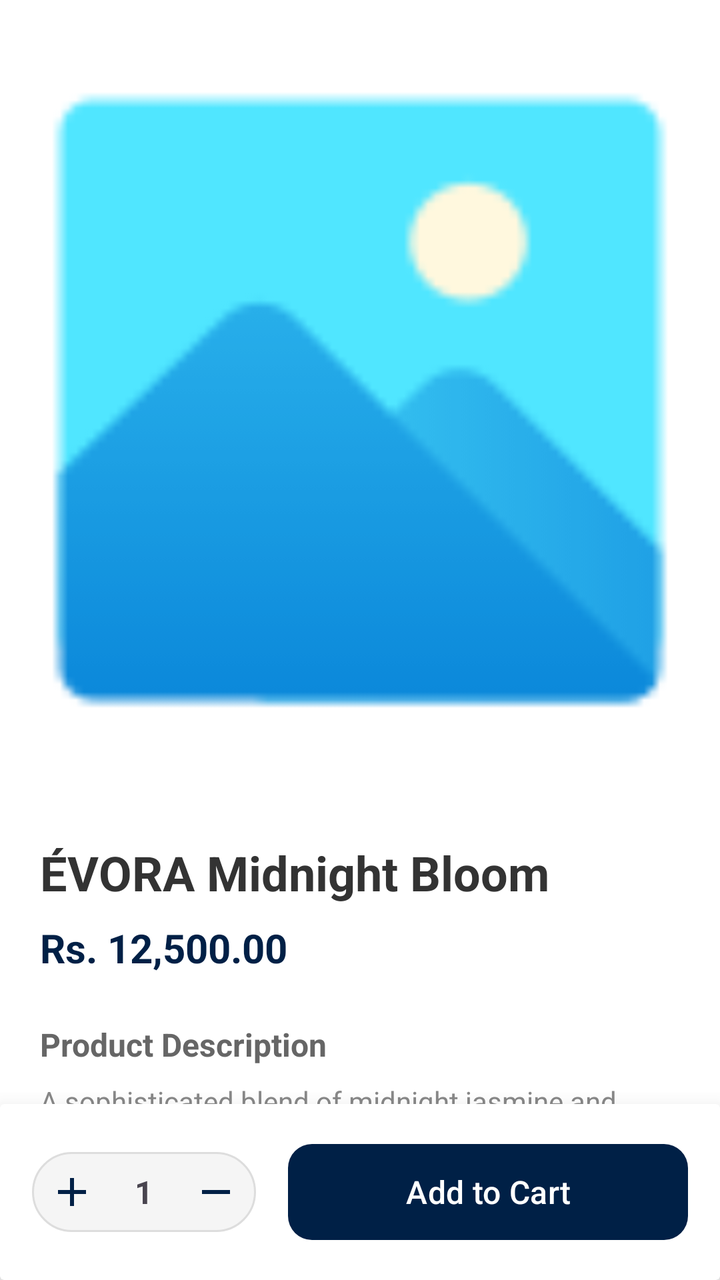
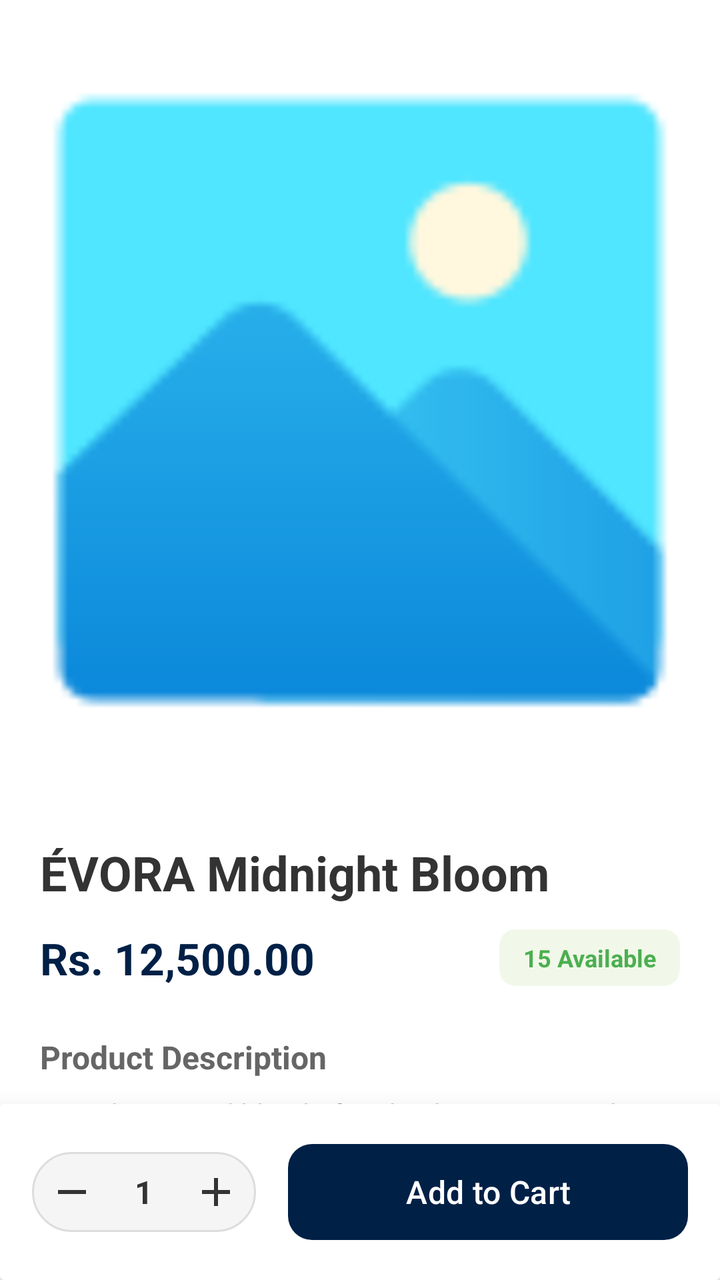

Two renders of the same Android screen: before a commit and after it. Below are the layout's source before the change and the commit's diff.
<!-- AndroidManifest.xml: application theme Theme.Evora -->
<!-- res/layout/activity_product_details.xml -->
<?xml version="1.0" encoding="utf-8"?>
<androidx.constraintlayout.widget.ConstraintLayout xmlns:android="http://schemas.android.com/apk/res/android"
    xmlns:app="http://schemas.android.com/apk/res-auto"
    xmlns:tools="http://schemas.android.com/tools"
    android:id="@+id/main"
    android:layout_width="match_parent"
    android:layout_height="match_parent"
    android:background="#fff"
    tools:context=".activity.ProductDetailsActivity">

    <androidx.core.widget.NestedScrollView
        android:layout_width="match_parent"
        android:layout_height="0dp"
        app:layout_constraintBottom_toTopOf="@+id/bottom_bar"
        app:layout_constraintTop_toTopOf="parent">

        <LinearLayout
            android:layout_width="match_parent"
            android:layout_height="wrap_content"
            android:orientation="vertical">

            <ImageView
                android:id="@+id/detail_product_img"
                android:layout_width="match_parent"
                android:layout_height="400dp"
                android:scaleType="centerCrop"
                android:src="@drawable/placeholder" />

            <LinearLayout
                android:layout_width="match_parent"
                android:layout_height="wrap_content"
                android:orientation="vertical"
                android:padding="20dp">

                <TextView
                    android:id="@+id/detail_product_name"
                    android:layout_width="match_parent"
                    android:layout_height="wrap_content"
                    android:text="ÉVORA Midnight Bloom"
                    android:textColor="#333333"
                    android:textSize="24sp"
                    android:textStyle="bold" />

                <TextView
                    android:id="@+id/detail_product_price"
                    android:layout_width="wrap_content"
                    android:layout_height="wrap_content"
                    android:layout_marginTop="8dp"
                    android:text="Rs. 12,500.00"
                    android:textColor="?attr/colorPrimary"
                    android:textSize="20sp"
                    android:textStyle="bold" />

                <TextView
                    android:layout_width="wrap_content"
                    android:layout_height="wrap_content"
                    android:layout_marginTop="24dp"
                    android:text="Product Description"
                    android:textColor="#666666"
                    android:textSize="16sp"
                    android:textStyle="bold" />

                <TextView
                    android:id="@+id/detail_product_desc"
                    android:layout_width="match_parent"
                    android:layout_height="wrap_content"
                    android:layout_marginTop="8dp"
                    android:lineSpacingExtra="4dp"
                    android:text="A sophisticated blend of midnight jasmine and dark vanilla. Perfect for evening wear and special occasions. Long-lasting fragrance that stays with you all night."
                    android:textColor="#888888"
                    android:textSize="14sp" />

            </LinearLayout>
        </LinearLayout>
    </androidx.core.widget.NestedScrollView>

    <androidx.cardview.widget.CardView
        android:id="@+id/bottom_bar"
        android:layout_width="match_parent"
        android:layout_height="wrap_content"
        app:cardElevation="16dp"
        app:layout_constraintBottom_toBottomOf="parent">

        <LinearLayout
            android:layout_width="match_parent"
            android:layout_height="wrap_content"
            android:gravity="center_vertical"
            android:orientation="horizontal"
            android:padding="16dp">

            <LinearLayout
                android:layout_width="wrap_content"
                android:layout_height="wrap_content"
                android:background="@drawable/search_bg"
                android:gravity="center_vertical"
                android:orientation="horizontal"
                android:padding="4dp">

                <ImageButton
                    android:id="@+id/btn_minus"
                    android:layout_width="32dp"
                    android:layout_height="32dp"
                    android:background="?attr/selectableItemBackgroundBorderless"
                    android:src="@drawable/add" />

                <TextView
                    android:id="@+id/tv_qty"
                    android:layout_width="40dp"
                    android:layout_height="wrap_content"
                    android:gravity="center"
                    android:text="1"
                    android:textSize="16sp"
                    android:textStyle="bold" />

                <ImageButton
                    android:id="@+id/btn_plus"
                    android:layout_width="32dp"
                    android:layout_height="32dp"
                    android:background="?attr/selectableItemBackgroundBorderless"
                    android:src="@drawable/remove" />
            </LinearLayout>

            <View
                android:layout_width="16dp"
                android:layout_height="match_parent" />

            <com.google.android.material.button.MaterialButton
                android:id="@+id/btn_add_to_cart_final"
                android:layout_width="match_parent"
                android:layout_height="56dp"
                android:text="Add to Cart"
                android:textAllCaps="false"
                android:textSize="16sp"
                app:cornerRadius="12dp" />

        </LinearLayout>
    </androidx.cardview.widget.CardView>

</androidx.constraintlayout.widget.ConstraintLayout>
<!-- resources referenced by this layout -->
<resources>
  <!-- drawable add (drawable) -->
  <vector xmlns:android="http://schemas.android.com/apk/res/android"
      android:width="24dp"
      android:height="24dp"
      android:viewportWidth="960"
      android:viewportHeight="960">
    <path
        android:pathData="M440,520L200,520v-80h240v-240h80v240h240v80L520,520v240h-80v-240Z"
        android:fillColor="#002046"/>
  </vector>
  <!-- drawable remove (drawable) -->
  <vector xmlns:android="http://schemas.android.com/apk/res/android"
      android:width="24dp"
      android:height="24dp"
      android:viewportWidth="960"
      android:viewportHeight="960">
    <path
        android:pathData="M200,520v-80h560v80L200,520Z"
        android:fillColor="#002046"/>
  </vector>
  <!-- drawable search_bg (drawable) -->
  <?xml version="1.0" encoding="utf-8"?>
  <shape xmlns:android="http://schemas.android.com/apk/res/android">
      <solid android:color="#F5F5F5"/> <corners android:radius="20dp"/>  <stroke
      android:width="1dp"
      android:color="#DDDDDD"/>     </shape>
  <color name="md_theme_primary">#002046</color>
  <color name="md_theme_onPrimary">#FFFFFF</color>
  <color name="md_theme_primaryContainer">#D6E3FF</color>
  <color name="md_theme_onPrimaryContainer">#264777</color>
  <color name="md_theme_secondary">#555F71</color>
  <color name="md_theme_onSecondary">#FFFFFF</color>
  <color name="md_theme_secondaryContainer">#D9E3F9</color>
  <color name="md_theme_onSecondaryContainer">#3E4758</color>
  <color name="md_theme_tertiary">#6F5675</color>
  <color name="md_theme_onTertiary">#FFFFFF</color>
  <color name="md_theme_tertiaryContainer">#F9D8FE</color>
  <color name="md_theme_onTertiaryContainer">#563E5C</color>
  <color name="md_theme_error">#BA1A1A</color>
  <color name="md_theme_onError">#FFFFFF</color>
  <color name="md_theme_errorContainer">#FFDAD6</color>
  <color name="md_theme_onErrorContainer">#93000A</color>
  <color name="md_theme_background">#F9F9FF</color>
  <color name="md_theme_onBackground">#191C20</color>
  <color name="md_theme_surface">#F9F9FF</color>
  <color name="md_theme_onSurface">#191C20</color>
  <color name="md_theme_surfaceVariant">#E0E2EC</color>
  <color name="md_theme_onSurfaceVariant">#44474E</color>
  <color name="md_theme_outline">#74777F</color>
  <color name="md_theme_outlineVariant">#C4C6CF</color>
  <color name="md_theme_inverseSurface">#2E3036</color>
  <color name="md_theme_inverseOnSurface">#F0F0F7</color>
  <color name="md_theme_inversePrimary">#A9C7FF</color>
  <color name="md_theme_primaryFixed">#D6E3FF</color>
  <color name="md_theme_onPrimaryFixed">#001B3D</color>
  <color name="md_theme_primaryFixedDim">#A9C7FF</color>
  <color name="md_theme_onPrimaryFixedVariant">#264777</color>
  <color name="md_theme_secondaryFixed">#D9E3F9</color>
  <color name="md_theme_onSecondaryFixed">#121C2B</color>
  <color name="md_theme_secondaryFixedDim">#BDC7DC</color>
  <color name="md_theme_onSecondaryFixedVariant">#3E4758</color>
  <color name="md_theme_tertiaryFixed">#F9D8FE</color>
  <color name="md_theme_onTertiaryFixed">#28132F</color>
  <color name="md_theme_tertiaryFixedDim">#DCBCE1</color>
  <color name="md_theme_onTertiaryFixedVariant">#563E5C</color>
  <color name="md_theme_surfaceDim">#D9D9E0</color>
  <color name="md_theme_surfaceBright">#F9F9FF</color>
  <color name="md_theme_surfaceContainerLowest">#FFFFFF</color>
  <color name="md_theme_surfaceContainerLow">#F3F3FA</color>
  <color name="md_theme_surfaceContainer">#EDEDF4</color>
  <color name="md_theme_surfaceContainerHigh">#E7E8EE</color>
  <color name="md_theme_surfaceContainerHighest">#E2E2E9</color>
  <!-- unchanged entries left out for length: 2 -->
</resources>

<!-- the commit's change to res/layout/activity_product_details.xml (unified diff, before → after) -->
@@ -5,7 +5,7 @@
     android:id="@+id/main"
     android:layout_width="match_parent"
     android:layout_height="match_parent"
-    android:background="#fff"
+    android:background="#FFFFFF"
     tools:context=".activity.ProductDetailsActivity">
 
     <androidx.core.widget.NestedScrollView
@@ -41,15 +41,41 @@
                     android:textSize="24sp"
                     android:textStyle="bold" />
 
-                <TextView
-                    android:id="@+id/detail_product_price"
-                    android:layout_width="wrap_content"
+                <LinearLayout
+                    android:layout_width="match_parent"
                     android:layout_height="wrap_content"
-                    android:layout_marginTop="8dp"
-                    android:text="Rs. 12,500.00"
-                    android:textColor="?attr/colorPrimary"
-                    android:textSize="20sp"
-                    android:textStyle="bold" />
+                    android:layout_marginTop="12dp"
+                    android:gravity="center_vertical"
+                    android:orientation="horizontal">
+
+                    <TextView
+                        android:id="@+id/detail_product_price"
+                        android:layout_width="0dp"
+                        android:layout_height="wrap_content"
+                        android:layout_weight="1"
+                        android:text="Rs. 12,500.00"
+                        android:textColor="?attr/colorPrimary"
+                        android:textSize="22sp"
+                        android:textStyle="bold" />
+
+                    <androidx.cardview.widget.CardView
+                        android:layout_width="wrap_content"
+                        android:layout_height="wrap_content"
+                        app:cardBackgroundColor="#F1F8E9"
+                        app:cardCornerRadius="8dp"
+                        app:cardElevation="0dp">
+                        <TextView
+                            android:id="@+id/detail_product_stock"
+                            android:layout_width="wrap_content"
+                            android:layout_height="wrap_content"
+                            android:paddingHorizontal="12dp"
+                            android:paddingVertical="6dp"
+                            android:text="15 Available"
+                            android:textColor="#4CAF50"
+                            android:textSize="12sp"
+                            android:textStyle="bold" />
+                    </androidx.cardview.widget.CardView>
+                </LinearLayout>
 
                 <TextView
                     android:layout_width="wrap_content"
@@ -66,7 +92,7 @@
                     android:layout_height="wrap_content"
                     android:layout_marginTop="8dp"
                     android:lineSpacingExtra="4dp"
-                    android:text="A sophisticated blend of midnight jasmine and dark vanilla. Perfect for evening wear and special occasions. Long-lasting fragrance that stays with you all night."
+                    android:text="A sophisticated blend of midnight jasmine and dark vanilla. Perfect for evening wear and special occasions."
                     android:textColor="#888888"
                     android:textSize="14sp" />
 
@@ -101,7 +127,8 @@
                     android:layout_width="32dp"
                     android:layout_height="32dp"
                     android:background="?attr/selectableItemBackgroundBorderless"
-                    android:src="@drawable/add" />
+                    android:src="@drawable/remove"
+                    app:tint="#333333" />
 
                 <TextView
                     android:id="@+id/tv_qty"
@@ -109,6 +136,7 @@
                     android:layout_height="wrap_content"
                     android:gravity="center"
                     android:text="1"
+                    android:textColor="#333333"
                     android:textSize="16sp"
                     android:textStyle="bold" />
 
@@ -117,7 +145,8 @@
                     android:layout_width="32dp"
                     android:layout_height="32dp"
                     android:background="?attr/selectableItemBackgroundBorderless"
-                    android:src="@drawable/remove" />
+                    android:src="@drawable/add"
+                    app:tint="#333333" />
             </LinearLayout>
 
             <View
